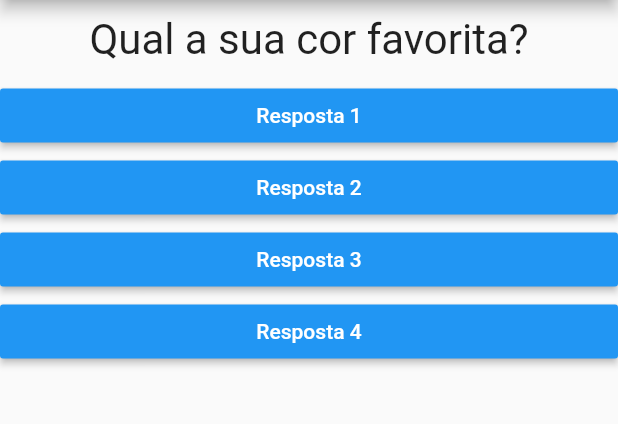
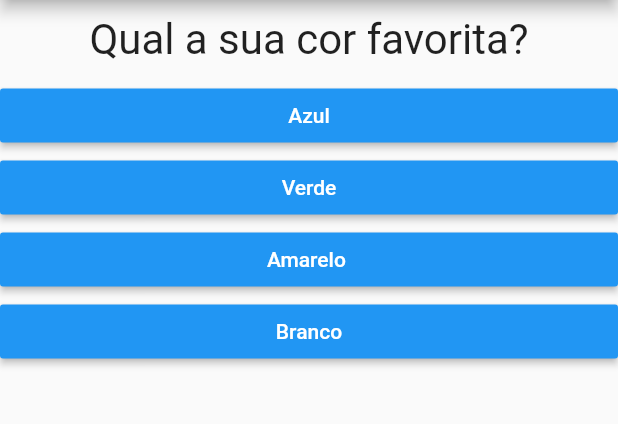
Before and after one commit to romildojpaiter/projeto_perguntas, a Flutter app: the screen it shows after launch, on a phone screen of 412 x 824 dp, the part 84-508 px from its top. Run offline on Flutter 3.47's test engine with Material 2 defaults, Android fonts, the phone set to English and light mode, and no system bars.

Commit message:
Inclusao dos Botoes usando um Map

```diff
--- a/lib/main.dart
+++ b/lib/main.dart
@@ -32,6 +32,10 @@ class _PerguntaAppState extends State<PerguntaApp> {
 
   @override // decorator
   Widget build(BuildContext context) {
+    List<String> respostas = perguntas[_perguntaSelecionada]['respostas'];
+    // List<Widget> widgetsRespostas =
+    //     respostas.map((e) => BtnResposta(e, _responder)).toList();
+
     return MaterialApp(
       home: Scaffold(
         appBar: AppBar(
@@ -40,10 +44,8 @@ class _PerguntaAppState extends State<PerguntaApp> {
         body: Column(
           children: [
             Questao(perguntas[_perguntaSelecionada]['pergunta']),
-            BtnResposta('Resposta 1', _responder),
-            BtnResposta('Resposta 2', _responder),
-            BtnResposta('Resposta 3', _responder),
-            BtnResposta('Resposta 4', _responder)
+            ...respostas.map((e) => BtnResposta(e, _responder)).toList(),
+            // ...widgetsRespostas
           ],
         ),
       ),
```
